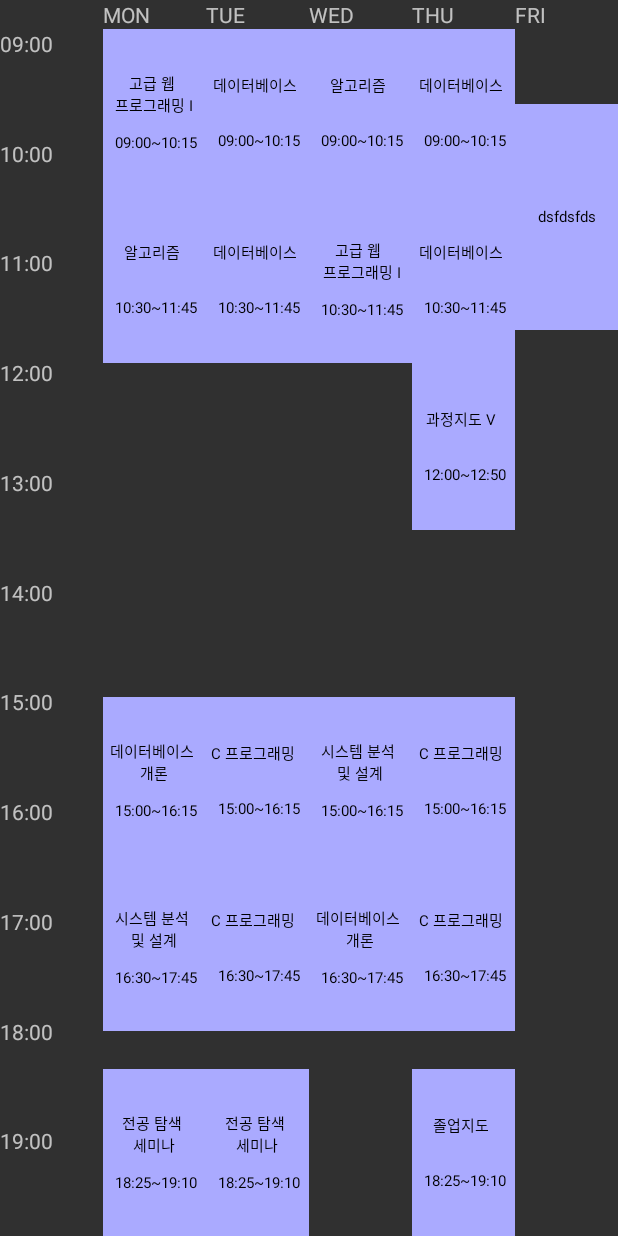
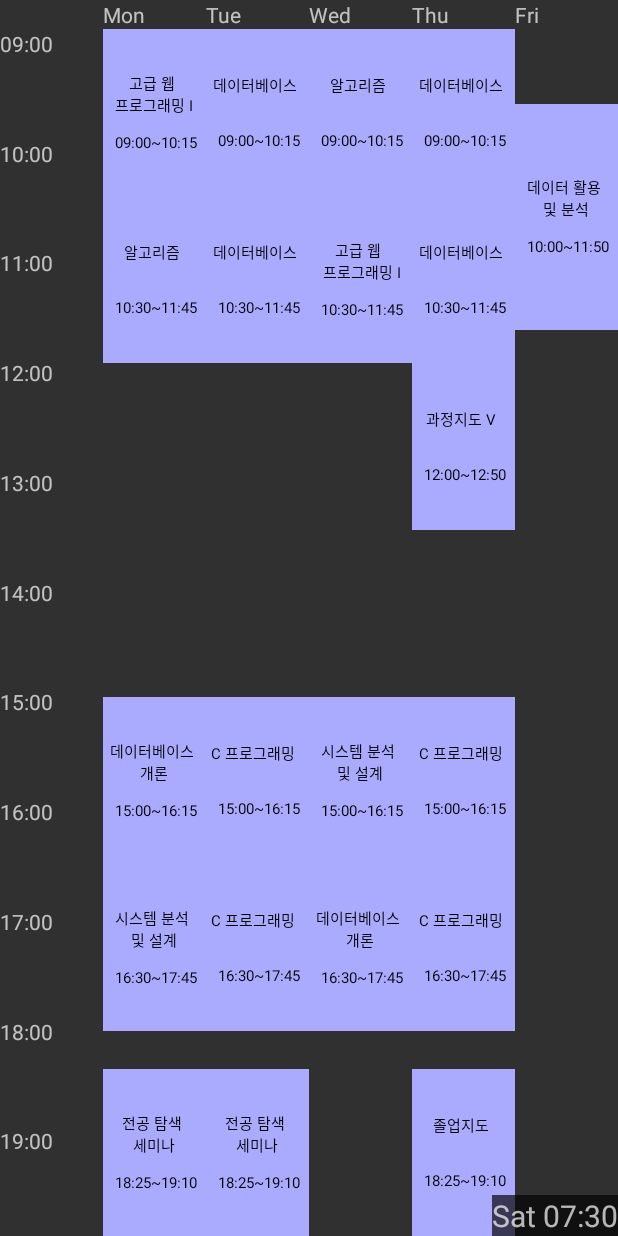
Before and after one commit to nn98/SW_Competition_2019, an Android app: the Activity_Timetable2 screen opened directly, with no data from a screen before it, on a phone screen of 412 x 824 dp. Run offline under Robolectric (Android 15) with nearby library versions, the phone set to English and light mode, and no system bars; 2 statements that could not run were skipped.

Commit message:
Timetable - RealTime Apply _ complete; Black Friday

```diff
--- a/app/src/main/java/kr/co/jkllhgb/peristalsis/Activity_Timetable2.java
+++ b/app/src/main/java/kr/co/jkllhgb/peristalsis/Activity_Timetable2.java
@@ -2,83 +2,100 @@ package kr.co.jkllhgb.peristalsis;
 
 import android.app.Activity;
 import android.content.Intent;
+import android.graphics.Color;
 import android.os.Bundle;
 import android.view.Window;
 import android.widget.TextView;
 
 import java.lang.reflect.Field;
+import java.text.DateFormat;
 import java.text.SimpleDateFormat;
+import java.util.Calendar;
 import java.util.Date;
+import java.util.Locale;
 import java.util.TimeZone;
 
 public class Activity_Timetable2 extends Activity {
+    int active = -1, lab = -1;
+    int[] day;
     int[][] table;
-    Field f;
-    Object val;
+    TextView[] nowDay;
     TextView[][] nowTable;
-    Intent intent = getIntent();
+    TextView now;
 
     @Override
     public void onCreate(Bundle savedInstanceState) {
         requestWindowFeature(Window.FEATURE_NO_TITLE);
         super.onCreate(savedInstanceState);
         setContentView(R.layout.timetable2);
-        System.out.println("Print Test");
+        //현재시간 받아오기 확인
+        //Intent intent=getIntent();
+        //System.out.println(intent.getStringExtra("now"));
         R.id testing = new R.id();
         Class c = testing.getClass();
         String className = c.getName();
-        // 레이아웃 pc들의 id 저장
+        // 레이아웃 시간표 TV들의 id 저장
+        day = new int[5];
+        nowDay = new TextView[5];
         table = new int[5][7];
-        for (int i = 0; i < table.length; i++) {
-            for (int j = 0; j < table[i].length; j++) {
-                System.out.println("table-"+table[i][j]);
-            }
-        }
+        nowTable = new TextView[5][7];
         try {
             //load the AppTest at runtime
             Class cls = Class.forName(className);
             Object obj = cls.newInstance();
+            Field f;
+            Object val;
+            for (int i = 0; i < day.length; i++) {
+                f = cls.getDeclaredField("d" + Integer.toString(i + 1));
+                f.setAccessible(true);
+                val = f.get(obj);
+                day[i] = (Integer) val;
+                nowDay[i] = (TextView) findViewById((Integer) val);
+            }
             //call the printIt method
-
             for (int i = 0; i < table.length; i++) {
-                System.out.println("Rre-"+i);
+                System.out.println("Rre-" + i);
                 for (int j = 0; j < table[i].length; j++) {
-                    System.out.println("re-"+j);
+                    System.out.println("re-" + j);
                     if (i == 0) {
+                        if (j > 4) continue;
                         f = cls.getDeclaredField("f" + Integer.toString(j + 1));
                         f.setAccessible(true);
                         val = f.get(obj);
                         table[i][j] = (Integer) val;
+                        nowTable[i][j] = (TextView) findViewById((Integer) val);
 
                     } else if (i == 1) {
                         f = cls.getDeclaredField("th" + Integer.toString(j + 1));
                         f.setAccessible(true);
                         val = f.get(obj);
                         table[i][j] = (Integer) val;
+                        nowTable[i][j] = (TextView) findViewById((Integer) val);
 
                     } else if (i == 2) {
                         f = cls.getDeclaredField("w" + Integer.toString(j + 1));
                         f.setAccessible(true);
                         val = f.get(obj);
                         table[i][j] = (Integer) val;
+                        nowTable[i][j] = (TextView) findViewById((Integer) val);
 
                     } else if (i == 3) {
                         f = cls.getDeclaredField("t" + Integer.toString(j + 1));
                         f.setAccessible(true);
                         val = f.get(obj);
                         table[i][j] = (Integer) val;
+                        nowTable[i][j] = (TextView) findViewById((Integer) val);
 
                     } else if (i == 4) {
                         f = cls.getDeclaredField("m" + Integer.toString(j + 1));
                         f.setAccessible(true);
                         val = f.get(obj);
                         table[i][j] = (Integer) val;
+                        nowTable[i][j] = (TextView) findViewById((Integer) val);
 
                     } else {
                         System.out.println("empty");
                     }
-                    System.out.println("val-"+val);
-                    System.out.println("id-"+R.id.f1);
                 }
             }
         } catch (Exception ex) {
@@ -86,16 +103,114 @@ public class Activity_Timetable2 extends Activity {
         }
         for (int i = 0; i < table.length; i++) {
             for (int j = 0; j < table[i].length; j++) {
-                System.out.println("table-"+table[i][j]);
+                System.out.println("table-" + table[i][j]);
             }
+        }
+        // 현재 요일 확인 후 레이아웃 색 변경
+        DateFormat d1 = new SimpleDateFormat("EEE");
+        DateFormat d2 = new SimpleDateFormat("EEE hh:mm");
+        d1.setTimeZone(TimeZone.getTimeZone("Asia/Seoul"));
+        d2.setTimeZone(TimeZone.getTimeZone("Asia/Seoul"));
+        String date = d1.format(Calendar.getInstance().getTime());
+        System.out.println(date);
+        switch (date) {
+            case "Mon":
+                active = 4;
+                nowDay[0].setBackgroundColor(Color.rgb(255, 255, 255));
+                nowDay[0].setTextColor(Color.rgb(0, 0, 0));
+                break;
+            case "Tue":
+                active = 3;
+                nowDay[1].setBackgroundColor(Color.rgb(255, 255, 255));
+                nowDay[1].setTextColor(Color.rgb(0, 0, 0));
+                break;
+            case "Wed":
+                active = 2;
+                nowDay[2].setBackgroundColor(Color.rgb(255, 255, 255));
+                nowDay[2].setTextColor(Color.rgb(0, 0, 0));
+                break;
+            case "Thu":
+                active = 1;
+                nowDay[3].setBackgroundColor(Color.rgb(255, 255, 255));
+                nowDay[3].setTextColor(Color.rgb(0, 0, 0));
+                break;
+            case "Fri":
+                active = 0;
+                nowDay[4].setBackgroundColor(Color.rgb(255, 255, 255));
+                nowDay[4].setTextColor(Color.rgb(0, 0, 0));
+                break;
+            case "Sat":
+                active=4;
+                nowDay[0].setBackgroundColor(Color.rgb(255, 255, 255));
+                nowDay[0].setTextColor(Color.rgb(0, 0, 0));
+                break;
+            case "Sun":
+                active=4;
+                nowDay[0].setBackgroundColor(Color.rgb(255, 255, 255));
+                nowDay[0].setTextColor(Color.rgb(0, 0, 0));
+                break;
+        }
+        // 현재시간 위젯
+        TextView now = findViewById(R.id.now);
+        now.setText(d2.format(new Date()));
+
+        // 시간표 TV 시간 저장
+        try {
+            DateFormat inNow0 = new SimpleDateFormat("hh:mm", java.util.Locale.getDefault());
+            inNow0.setTimeZone(TimeZone.getTimeZone("Asia/Seoul"));
+            long inTime = System.currentTimeMillis();
+            System.out.println(inTime);
+            //Date inNow = new Date(inTime);
+            Date inNow=inNow0.parse("13:48");
+            System.out.println(inNow);
+            System.out.println(inNow0);
+            System.out.println(inNow0.format(inNow));
+            Date m1 = inNow0.parse("05:00");
+            System.out.println(m1);
+            System.out.println(m1.getTime());
+            System.out.println(inNow.getTime());
+            System.out.println(inNow0.format(m1));
+            System.out.println(inNow0.format(m1).compareTo(inNow0.format(inNow)));
+            /* Compare Default
+            if(inNow0.format(inNow0.parse("05:00")).compareTo(inNow0.format(inNow))<0 && inNow0.format(inNow0.parse("09:00")).compareTo(inNow0.format(inNow))>0) {
+                System.out.println("현재시간 5~9 사이");
+                if (inNow0.format(inNow0.parse("09:59")).compareTo(inNow0.format(inNow))<0 && inNow0.format(inNow0.parse("12:00")).compareTo(inNow0.format(inNow))>0) {
+                System.out.println("fri 1");
+            } else
+            }
+             */
+            if (inNow0.format(inNow0.parse("08:59")).compareTo(inNow0.format(inNow)) < 0 && inNow0.format(inNow0.parse("10:30")).compareTo(inNow0.format(inNow)) > 0) {
+                System.out.println("lab 1");
+                lab=0;
+            } else if (inNow0.format(inNow0.parse("10:29")).compareTo(inNow0.format(inNow)) < 0 && inNow0.format(inNow0.parse("12:00")).compareTo(inNow0.format(inNow)) > 0) {
+                System.out.println("lab 2");
+                lab=1;
+            } else if (inNow0.format(inNow0.parse("11:59")).compareTo(inNow0.format(inNow)) < 0 && inNow0.format(inNow0.parse("13:30")).compareTo(inNow0.format(inNow)) > 0) {
+                System.out.println("lab 3");
+                lab=2;
+            } else if (inNow0.format(inNow0.parse("13:29")).compareTo(inNow0.format(inNow)) < 0 && inNow0.format(inNow0.parse("15:00")).compareTo(inNow0.format(inNow)) > 0) {
+                System.out.println("lab 4");
+                lab=3;
+            } else if (inNow0.format(inNow0.parse("14:59")).compareTo(inNow0.format(inNow)) < 0 && inNow0.format(inNow0.parse("16:30")).compareTo(inNow0.format(inNow)) > 0) {
+                System.out.println("lab 5");
+                lab=4;
+            } else if (inNow0.format(inNow0.parse("16:29")).compareTo(inNow0.format(inNow)) < 0 && inNow0.format(inNow0.parse("18:00")).compareTo(inNow0.format(inNow)) > 0) {
+                System.out.println("lab 6");
+                lab=5;
+            } else if (inNow0.format(inNow0.parse("18:24")).compareTo(inNow0.format(inNow)) < 0 && inNow0.format(inNow0.parse("19:11")).compareTo(inNow0.format(inNow)) > 0) {
+                System.out.println("lab 7");
+                lab=6;
+            }
+            TextView activeTable=(TextView)findViewById(table[active][lab]);
+            activeTable.setBackgroundColor(Color.rgb(255,255,255));
+            activeTable.setTextColor(Color.rgb(0,0,0));
+        } catch (Exception e) {
+            e.printStackTrace();
         }
         //System.out.println(val);      확인용
         //System.out.println(R.id.pc1); 확인용
         //System.out.println(Arrays.toString(pcId)); 확인용
-        TextView now = findViewById(table[0][0]);
-        now.setText("dsfdsfds");
-        TextView now0 = findViewById(table[0][2]);
-        nowTable = new TextView[5][7];
+        /*
         try {
             SimpleDateFormat time = new SimpleDateFormat("yyyy-MM-dd, hh:mm:ss a");
             java.util.Locale.getDefault();
@@ -104,5 +219,6 @@ public class Activity_Timetable2 extends Activity {
         } catch (Exception e) {
             e.printStackTrace();
         }
+         */
     }
 }
--- a/app/src/main/res/layout/timetable2.xml
+++ b/app/src/main/res/layout/timetable2.xml
@@ -30,46 +30,46 @@
                 android:layout_width="0dp"
                 android:layout_height="wrap_content"
                 app:layout_constraintLeft_toLeftOf="parent"
-                app:layout_constraintRight_toLeftOf="@+id/MON" />
+                app:layout_constraintRight_toLeftOf="@+id/d1" />
 
             <TextView
-                android:id="@+id/MON"
+                android:id="@+id/d1"
                 android:layout_width="0dp"
                 android:layout_height="wrap_content"
-                android:text="MON"
+                android:text="Mon"
                 app:layout_constraintLeft_toRightOf="@id/T"
-                app:layout_constraintRight_toLeftOf="@+id/TUE" />
+                app:layout_constraintRight_toLeftOf="@+id/d2" />
 
             <TextView
-                android:id="@+id/TUE"
+                android:id="@+id/d2"
                 android:layout_width="0dp"
                 android:layout_height="wrap_content"
-                android:text="TUE"
-                app:layout_constraintLeft_toRightOf="@id/MON"
-                app:layout_constraintRight_toLeftOf="@id/WED" />
+                android:text="Tue"
+                app:layout_constraintLeft_toRightOf="@id/d1"
+                app:layout_constraintRight_toLeftOf="@id/d3" />
 
             <TextView
-                android:id="@+id/WED"
+                android:id="@+id/d3"
                 android:layout_width="0dp"
                 android:layout_height="wrap_content"
-                android:text="WED"
-                app:layout_constraintLeft_toRightOf="@id/TUE"
-                app:layout_constraintRight_toLeftOf="@id/THU" />
+                android:text="Wed"
+                app:layout_constraintLeft_toRightOf="@id/d2"
+                app:layout_constraintRight_toLeftOf="@id/d4" />
 
             <TextView
-                android:id="@+id/THU"
+                android:id="@+id/d4"
                 android:layout_width="0dp"
                 android:layout_height="wrap_content"
-                android:text="THU"
-                app:layout_constraintLeft_toRightOf="@id/WED"
-                app:layout_constraintRight_toLeftOf="@id/FRI" />
+                android:text="Thu"
+                app:layout_constraintLeft_toRightOf="@id/d3"
+                app:layout_constraintRight_toLeftOf="@id/d5" />
 
             <TextView
-                android:id="@+id/FRI"
+                android:id="@+id/d5"
                 android:layout_width="0dp"
                 android:layout_height="wrap_content"
-                android:text="FRI"
-                app:layout_constraintLeft_toRightOf="@id/THU"
+                android:text="Fri"
+                app:layout_constraintLeft_toRightOf="@id/d4"
                 app:layout_constraintRight_toRightOf="parent" />
 
         </android.support.constraint.ConstraintLayout>
@@ -80,7 +80,7 @@
             android:layout_height="0dp"
             app:layout_constraintBottom_toBottomOf="parent"
             app:layout_constraintLeft_toLeftOf="parent"
-            app:layout_constraintRight_toLeftOf="@id/monTable"
+            app:layout_constraintRight_toLeftOf="@id/d1Table"
             app:layout_constraintTop_toBottomOf="@+id/day">
 
             <TextView
@@ -207,12 +207,12 @@
         </android.support.constraint.ConstraintLayout>
 
         <android.support.constraint.ConstraintLayout
-            android:id="@+id/monTable"
+            android:id="@+id/d1Table"
             android:layout_width="0dp"
             android:layout_height="0dp"
             app:layout_constraintBottom_toBottomOf="parent"
             app:layout_constraintLeft_toRightOf="@id/time"
-            app:layout_constraintRight_toLeftOf="@+id/tueTable"
+            app:layout_constraintRight_toLeftOf="@+id/d2Table"
             app:layout_constraintTop_toBottomOf="@+id/day">
             <TextView
                 android:id="@+id/m1"
@@ -315,12 +315,12 @@
         </android.support.constraint.ConstraintLayout>
 
         <android.support.constraint.ConstraintLayout
-            android:id="@+id/tueTable"
+            android:id="@+id/d2Table"
             android:layout_width="0dp"
             android:layout_height="0dp"
             app:layout_constraintBottom_toBottomOf="parent"
-            app:layout_constraintLeft_toRightOf="@id/monTable"
-            app:layout_constraintRight_toLeftOf="@+id/wedTable"
+            app:layout_constraintLeft_toRightOf="@id/d1Table"
+            app:layout_constraintRight_toLeftOf="@+id/d3Table"
             app:layout_constraintTop_toBottomOf="@+id/day">
             <TextView
                 android:id="@+id/t1"
@@ -413,12 +413,12 @@
 
         <android.support.constraint.ConstraintLayout
             android:layout_marginBottom="25dp"
-            android:id="@+id/wedTable"
+            android:id="@+id/d3Table"
             android:layout_width="0dp"
             android:layout_height="0dp"
             app:layout_constraintBottom_toBottomOf="parent"
-            app:layout_constraintLeft_toRightOf="@id/tueTable"
-            app:layout_constraintRight_toLeftOf="@+id/theTable"
+            app:layout_constraintLeft_toRightOf="@id/d2Table"
+            app:layout_constraintRight_toLeftOf="@+id/d4Table"
             app:layout_constraintTop_toBottomOf="@+id/day">
             <TextView
                 android:id="@+id/w1"
@@ -503,12 +503,12 @@
         </android.support.constraint.ConstraintLayout>
 
         <android.support.constraint.ConstraintLayout
-            android:id="@+id/theTable"
+            android:id="@+id/d4Table"
             android:layout_width="0dp"
             android:layout_height="0dp"
             app:layout_constraintBottom_toBottomOf="parent"
-            app:layout_constraintLeft_toRightOf="@id/wedTable"
-            app:layout_constraintRight_toLeftOf="@+id/friTable"
+            app:layout_constraintLeft_toRightOf="@id/d3Table"
+            app:layout_constraintRight_toLeftOf="@+id/d5Table"
             app:layout_constraintTop_toBottomOf="@+id/day">
             <TextView
                 android:id="@+id/th1"
@@ -607,11 +607,11 @@
 
         <android.support.constraint.ConstraintLayout
             android:layout_marginTop="50dp"
-            android:id="@+id/friTable"
+            android:id="@+id/d5Table"
             android:layout_width="0dp"
             android:layout_height="0dp"
             app:layout_constraintBottom_toBottomOf="parent"
-            app:layout_constraintLeft_toRightOf="@id/theTable"
+            app:layout_constraintLeft_toRightOf="@id/d4Table"
             app:layout_constraintRight_toRightOf="parent"
             app:layout_constraintTop_toBottomOf="@+id/day">
             <TextView
@@ -662,6 +662,16 @@
                 app:layout_constraintRight_toRightOf="parent"/>
         </android.support.constraint.ConstraintLayout>
 
+        <TextView
+            android:background="#aa000000"
+            app:layout_constraintRight_toRightOf="parent"
+            app:layout_constraintBottom_toBottomOf="parent"
+            android:id="@+id/now"
+            android:textSize="20dp"
+            android:text=" 00-00 EEE "
+            android:layout_width="wrap_content"
+            android:layout_height="wrap_content" />
+
     </android.support.constraint.ConstraintLayout>
 
 </android.support.constraint.ConstraintLayout>
```
Also changed, not shown: app/src/main/java/kr/co/jkllhgb/peristalsis/activity_6202.java (+110 -85 lines).
